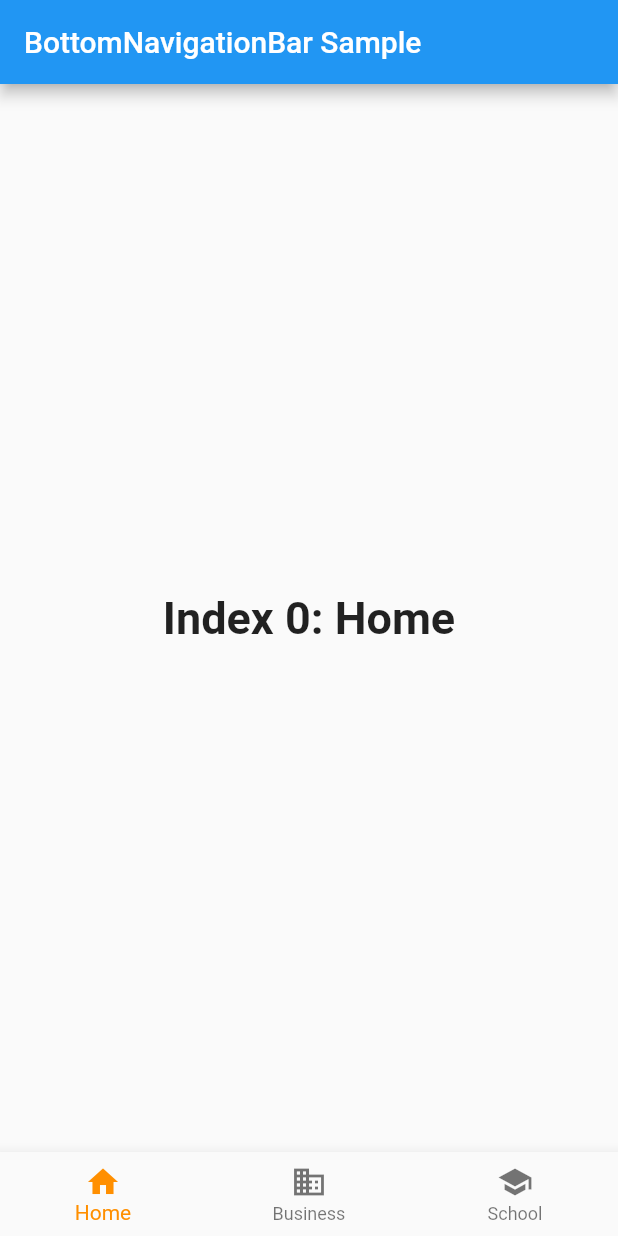
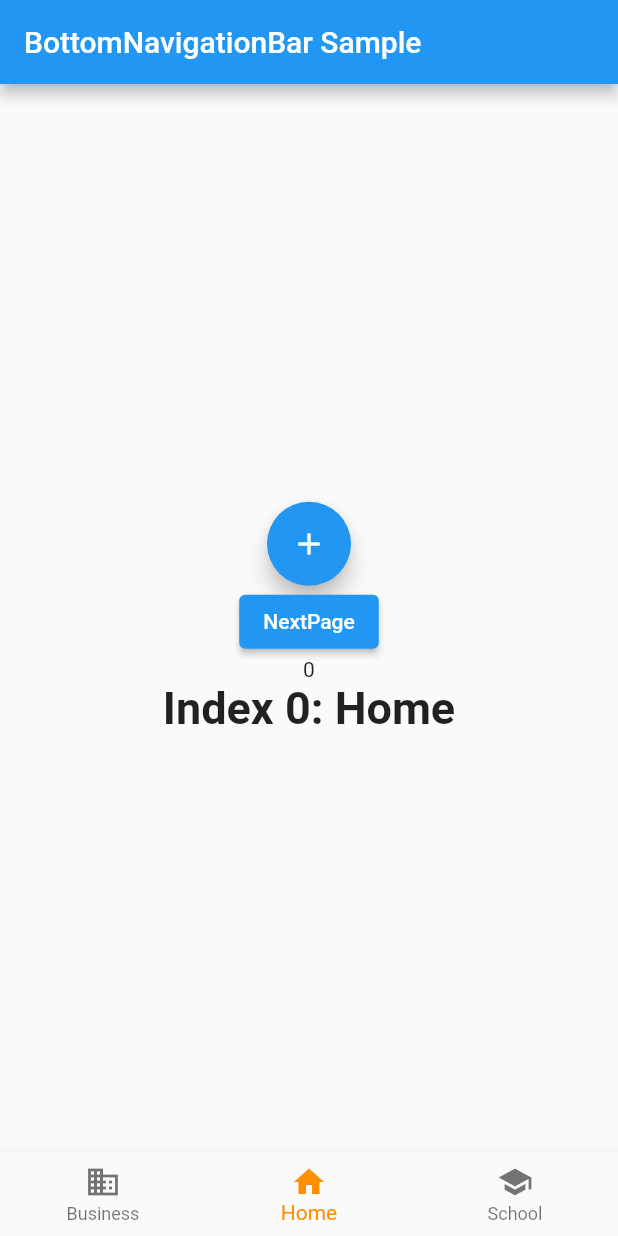
Before and after one commit to piimanking/bnb_sample, a Flutter app: the screen it shows after launch, on a phone screen of 412 x 824 dp. Run offline on Flutter 3.47's test engine with Material 2 defaults, Android fonts, the phone set to English and light mode, and no system bars; missing offline and left inert: dart:js.

Commit message:
ボトムナビゲーションバーでの画面遷移にボタンでの画面遷移を追加

```diff
--- a/lib/main.dart
+++ b/lib/main.dart
@@ -1,3 +1,6 @@
+import 'dart:js';
+
+import 'package:bnb_sample/FromHome.dart';
 import 'package:flutter/material.dart';
 
 void main() => runApp(const MyApp());
@@ -24,23 +27,18 @@ class MyStatefulWidget extends StatefulWidget {
 }
 
 class _MyStatefulWidgetState extends State<MyStatefulWidget> {
-  int _selectedIndex = 0;
+  int counter = 0;
+
+  void _incrementCounter(){
+    setState(() {
+      counter++;
+    });
+  }
+
+  int _selectedIndex = 1;
   static const TextStyle optionStyle =
       TextStyle(fontSize: 30, fontWeight: FontWeight.bold);
-  static const List<Widget> _widgetOptions = <Widget>[
-    Text(
-      'Index 0: Home',
-      style: optionStyle,
-    ),
-    Text(
-      'Index 1: Business',
-      style: optionStyle,
-    ),
-    Text(
-      'Index 2: School',
-      style: optionStyle,
-    ),
-  ];
+
 
   void _onItemTapped(int index) {
     setState(() {
@@ -50,6 +48,51 @@ class _MyStatefulWidgetState extends State<MyStatefulWidget> {
 
   @override
   Widget build(BuildContext context) {
+
+  final List<Widget> _widgetOptions = <Widget>[
+      Column(
+        mainAxisAlignment: MainAxisAlignment.center,
+        children: [
+          ElevatedButton(onPressed: () {}, child: Text('NextPage')),
+          Text(''),
+          Text(
+            'Index 1: Business',
+            style: optionStyle,
+          ),
+        ]
+      ),
+      Column(
+        mainAxisAlignment: MainAxisAlignment.center,
+        children: [
+          FloatingActionButton(onPressed: _incrementCounter,tooltip: 'Increment',child: Icon(Icons.add),),
+          ElevatedButton(onPressed: () {
+            Navigator.push(
+              context, MaterialPageRoute(
+                builder: (context) => FromHome()
+              )
+            );
+          },
+          child: Text('NextPage')),
+          Text('$counter'),
+          Text(
+            'Index 0: Home',
+            style: optionStyle,
+          ),
+        ],
+      ),
+      Column(
+        mainAxisAlignment: MainAxisAlignment.center,
+        children: [
+          ElevatedButton(onPressed: () {}, child: Text('NextPage')),
+          Text(''),
+          Text(
+            'Index 2: School',
+            style: optionStyle,
+          ),
+        ],
+      ),
+    ];
+
     return Scaffold(
       appBar: AppBar(
         title: const Text('BottomNavigationBar Sample'),
@@ -60,12 +103,12 @@ class _MyStatefulWidgetState extends State<MyStatefulWidget> {
       bottomNavigationBar: BottomNavigationBar(
         items: const <BottomNavigationBarItem>[
           BottomNavigationBarItem(
+            icon: Icon(Icons.business),
+            label: 'Business',
+          ),
+          BottomNavigationBarItem(
             icon: Icon(Icons.home),
             label: 'Home',
-          ),
-          BottomNavigationBarItem(
-            icon: Icon(Icons.business),
-            label: 'Business',
           ),
           BottomNavigationBarItem(
             icon: Icon(Icons.school),
```
Also changed, not shown: lib/FromHome.dart (added, +14 -0 lines), 8 other files.
